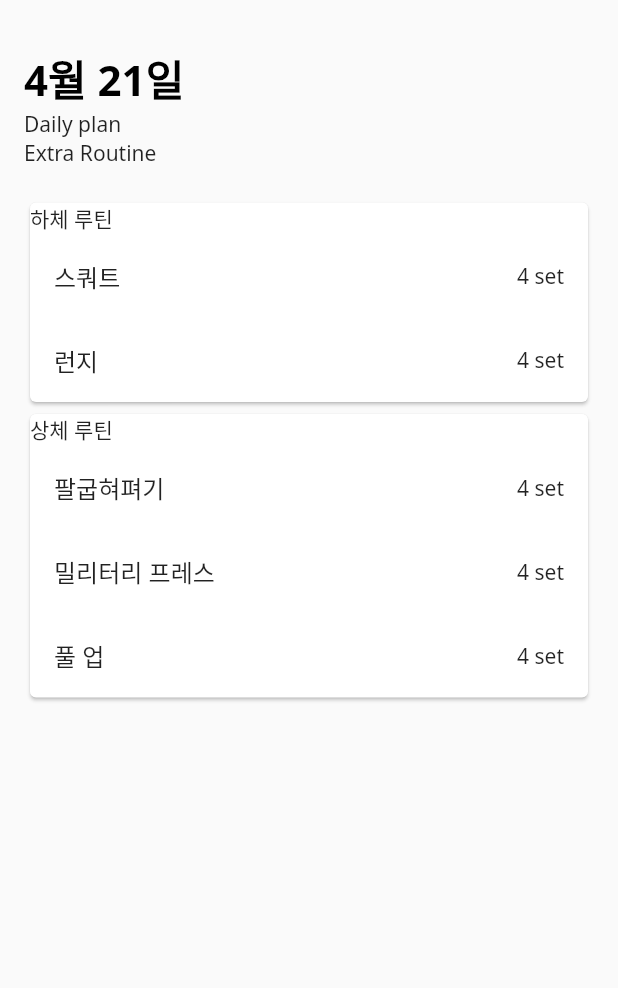
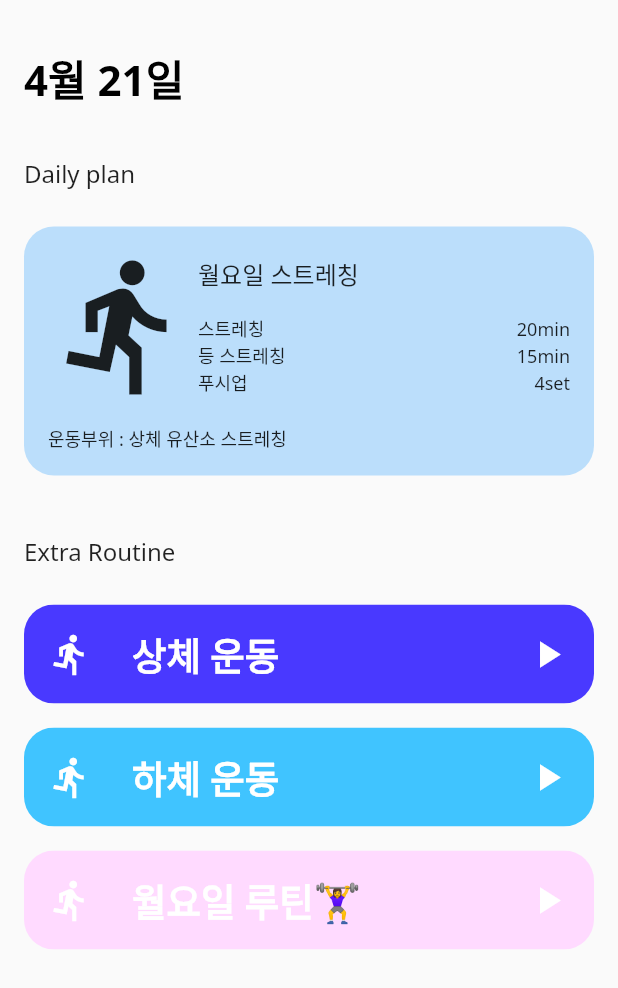
Before and after one commit to hr-stufeed/roufit, a Flutter app: the HomePage widget shown alone on an empty page, opened directly, on a phone screen of 412 x 824 dp. Shown: the top 988 px of the screen. Run offline on Flutter 3.47's test engine with Material 2 defaults, Android fonts, the phone set to English and light mode, and no system bars; our stand-ins replace font_awesome_flutter.

Commit message:
Daily / Extra 배치

```diff
--- a/lib/scenes/home_page.dart
+++ b/lib/scenes/home_page.dart
@@ -1,4 +1,5 @@
 import 'package:flutter/material.dart';
+import 'package:font_awesome_flutter/font_awesome_flutter.dart';
 import 'package:hr_app/data/constants.dart';
 import 'package:hr_app/models/routine_model.dart';
 import 'package:hr_app/models/workout_model.dart';
@@ -8,80 +9,23 @@ import 'package:hr_app/widgets/workout.dart';
 import 'package:intl/intl.dart';
 
 class HomePage extends StatelessWidget {
-  final List<WorkoutModel> workoutList = [
-    WorkoutModel(
-      id: DateTime.now().toString(),
-      name: '스쿼트',
-      tag: ['하체', '허벅지'],
-    ),
-    WorkoutModel(
-      id: DateTime.now().toString(),
-      name: '런지',
-      tag: ['하체'],
-    ),
-    WorkoutModel(
-      id: DateTime.now().toString(),
-      name: '팔굽혀펴기',
-      tag: ['상체', '팔', '전신'],
-    ),
-    WorkoutModel(
-      id: DateTime.now().toString(),
-      name: '밀리터리 프레스',
-      tag: ['어깨', '상체'],
-    ),
-    WorkoutModel(
-      id: DateTime.now().toString(),
-      name: '풀 업',
-      tag: ['등', '상체'],
-    ),
-    WorkoutModel(
-      id: DateTime.now().toString(),
-      name: '벤치프레스',
-      tag: ['가슴'],
-    ),
+  final List<Workout> workoutList = [
+    Workout(name: '팔굽혀펴기', setNumber: 4),
+    Workout(name: '밀리터리 프레스', setNumber: 4),
+    Workout(name: '풀 업', setNumber: 4),
+    Workout(name: '벤치프레스', setNumber: 4),
   ];
-
-  final List<RoutineModel> routineList = [];
-
-  void init() {
-    routineList.add(
-      RoutineModel(
-        id: DateTime.now().toString(),
-        name: '하체 루틴',
-        workoutList: [
-          {'workout' : workoutList[0].name,'set' : 4},
-          {'workout' : workoutList[1].name,'set' : 4},
-        ],
-        dateTime: DateTime.now(),
-      )
-    );
-    routineList.add(
-        RoutineModel(
-          id: DateTime.now().toString(),
-          name: '상체 루틴',
-          workoutList: [
-            {'workout' : workoutList[2].name,'set' : 4},
-            {'workout' : workoutList[3].name,'set' : 4},
-            {'workout' : workoutList[4].name,'set' : 4},
-          ],
-          dateTime: DateTime.now(),
-        )
-    );
-    for(var data in routineList){
-      print('${data.name},  ${data.workoutList}, ${data.dateTime} ');
-      for(var workout in data.workoutList){
-        print('${workout}');
-      }
-    }
-  }
+  final List<Workout> workoutList1 = [
+    Workout(name: '스쿼트', setNumber: 2),
+    Workout(name: '런지', setNumber: 3),
+  ];
 
   @override
   Widget build(BuildContext context) {
-    init();
     return Padding(
       padding: kPageHorizontalPadding,
       child: Column(
-        crossAxisAlignment: CrossAxisAlignment.start,
+        crossAxisAlignment: CrossAxisAlignment.stretch,
         children: [
           Text(
             DateFormat('M월 dd일').format(DateTime.now()),
@@ -91,12 +35,115 @@ class HomePage extends StatelessWidget {
               color: Colors.black,
             ),
           ),
-          Text('Daily plan'),
-          Text('Extra Routine'),
-          SizedBox(
-            height: 20,
+          SizedBox(height: 32),
+          Text(
+            'Daily plan',
+            style: TextStyle(fontSize: 16),
           ),
-          RoutineList(routineList: routineList,)
+          SizedBox(height: 24),
+          Container(
+            padding: EdgeInsets.all(16),
+            decoration: BoxDecoration(
+              borderRadius: BorderRadius.circular(20),
+              color: Colors.blue[100],
+            ),
+            child: Column(
+              crossAxisAlignment: CrossAxisAlignment.stretch,
+              children: [
+                Row(
+                  children: [
+                    Icon(Icons.directions_run, size: 100),
+                    Expanded(
+                      child: Column(
+                        crossAxisAlignment: CrossAxisAlignment.stretch,
+                        children: [
+                          Text(
+                            '월요일 스트레칭',
+                            style: TextStyle(fontSize: 16),
+                          ),
+                          SizedBox(height: 16),
+                          Row(
+                            mainAxisAlignment: MainAxisAlignment.spaceBetween,
+                            children: [
+                              Text(
+                                '스트레칭',
+                                style: TextStyle(fontSize: 12),
+                              ),
+                              Text(
+                                '20min',
+                                style: TextStyle(fontSize: 12),
+                              ),
+                            ],
+                          ),
+                          Row(
+                            mainAxisAlignment: MainAxisAlignment.spaceBetween,
+                            children: [
+                              Text(
+                                '등 스트레칭',
+                                style: TextStyle(fontSize: 12),
+                              ),
+                              Text(
+                                '15min',
+                                style: TextStyle(fontSize: 12),
+                              ),
+                            ],
+                          ),
+                          Row(
+                            mainAxisAlignment: MainAxisAlignment.spaceBetween,
+                            children: [
+                              Text(
+                                '푸시업',
+                                style: TextStyle(fontSize: 12),
+                              ),
+                              Text(
+                                '4set',
+                                style: TextStyle(fontSize: 12),
+                              ),
+                            ],
+                          ),
+                        ],
+                      ),
+                    ),
+                  ],
+                ),
+                SizedBox(height: 16),
+                Text(
+                  '운동부위 : 상체 유산소 스트레칭',
+                  style: TextStyle(fontSize: 12),
+                )
+              ],
+            ),
+          ),
+          SizedBox(height: 40),
+          Text(
+            'Extra Routine',
+            style: TextStyle(fontSize: 16),
+          ),
+          SizedBox(height: 24),
+          Expanded(
+            child: ListView(
+              children: [
+                Routine(
+                  name: '상체 운동',
+                  workoutList: workoutList,
+                  color: Color(0xFF4939ff),
+                ),
+                SizedBox(height: 16.0),
+                Routine(
+                  name: '하체 운동',
+                  workoutList: workoutList1,
+                  color: Colors.lightBlueAccent,
+                ),
+                SizedBox(height: 16.0),
+                Routine(
+                  name: '월요일 루틴🏋️‍♀️',
+                  workoutList: workoutList1,
+                  color: Color(0xFFffdaff),
+                ),
+                SizedBox(height: 16.0),
+              ],
+            ),
+          )
         ],
       ),
     );
```
Also changed, not shown: pubspec.lock.
